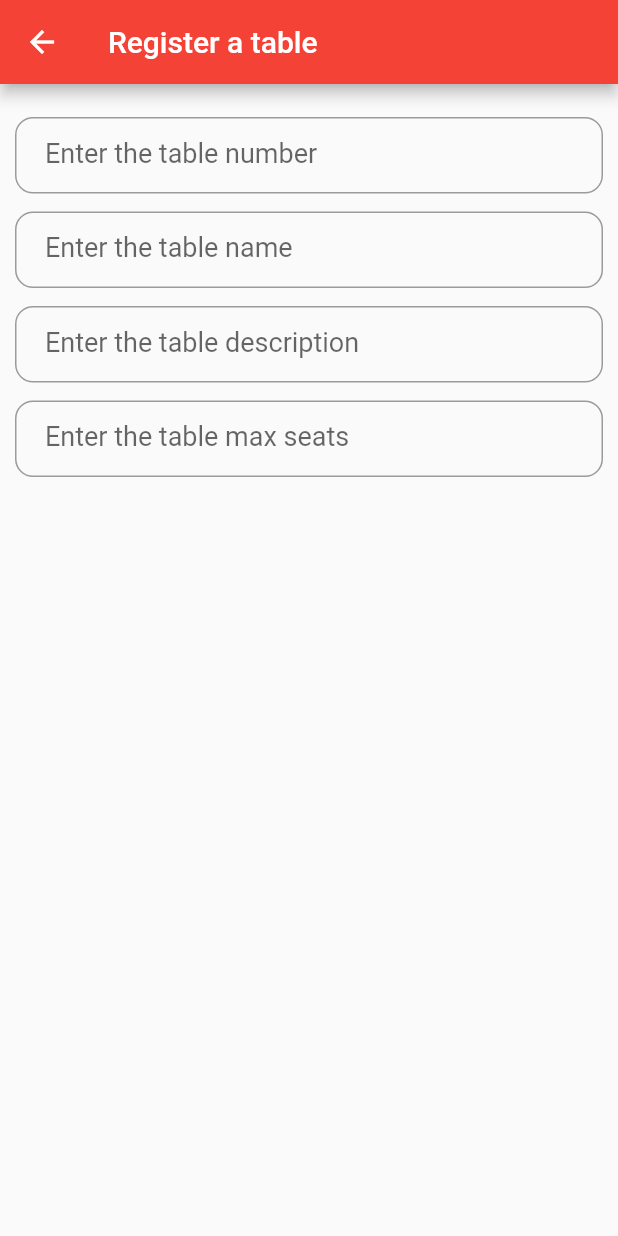
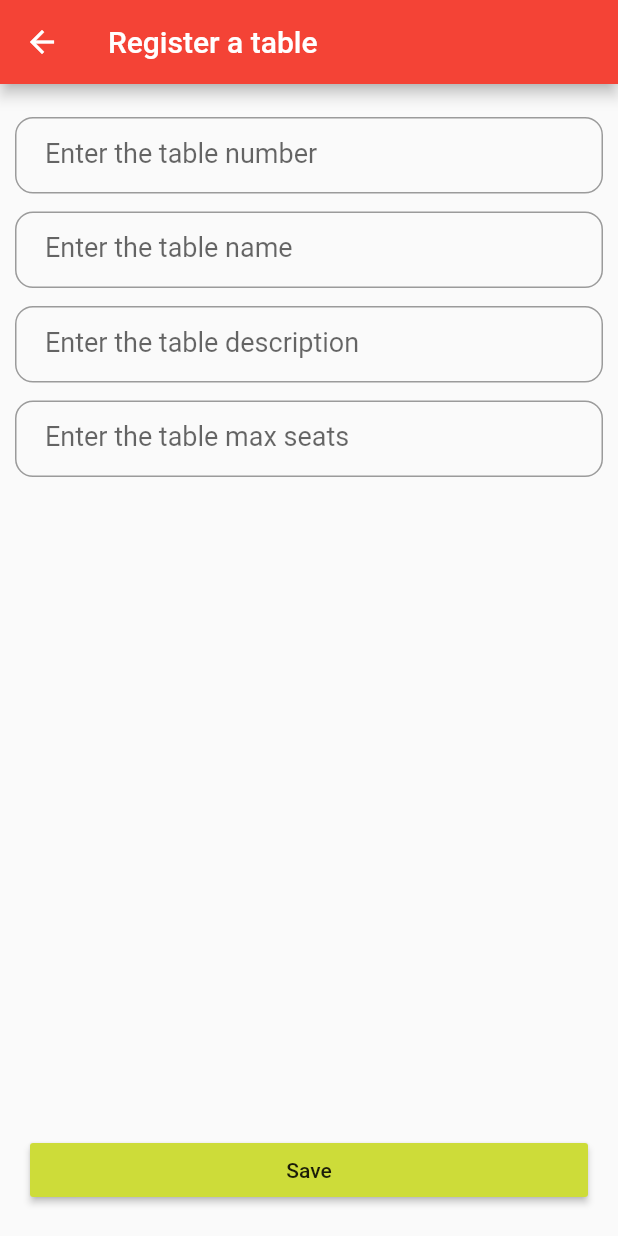
Before and after one commit to cosminstn/hooke-client, a Flutter app: the EditTablePage screen opened by its route, on a phone screen of 412 x 824 dp. Run offline on Flutter 3.47's test engine with Material 2 defaults, Android fonts, the phone set to English and light mode, and no system bars; our stand-ins replace modal_progress_hud.

```diff
--- a/lib/manager_pages/EditTablePage.dart
+++ b/lib/manager_pages/EditTablePage.dart
@@ -124,14 +124,60 @@ class _EditTablePageState extends State<EditTablePage> {
                   OutlineInputBorder(borderRadius: BorderRadius.circular(12))),
         ));
 
-    List<Widget> children = List<Widget>();
+    final saveBtn = Padding(
+        padding: EdgeInsets.all(10),
+        child: MaterialButton(
+          color: Colors.lime,
+          child: Text('Save'),
+          onPressed: () {
+            print('updating table...');
+          },
+        ));
 
-    children.add(numberField);
-    children.add(nameField);
-    children.add(descriptionField);
-    children.add(maxSeatsField);
+    final delBtn = Padding(
+        padding: EdgeInsets.all(10),
+        child: MaterialButton(
+          color: Colors.red,
+          child: Text('Delete'),
+          onPressed: () {
+            showDialog(context: context,
+              builder: (BuildContext context) {
+                return AlertDialog(
+                  title: Text('Are you sure?'),
+                  content: Text('Deleting a table is a permanent operation and cannot be reverted!'),
+                  actions: <Widget>[
+                    MaterialButton(
+                      color: Colors.red,
+                      child: Text('DELETE'),
+                      onPressed: () {
+                        deleteTable(initialValue.id);
+                        Navigator.of(context).pop();
+                      },
+                    ),
+                    MaterialButton(
+                      child: Text('Cancel'),
+                      onPressed: () {
+                        Navigator.of(context).pop();
+                      },
+                    )
+                  ],
+                );
+              }
+            );
+          },
+        ));
+
+    List<Widget> form = List<Widget>();
+
+    form.add(numberField);
+    form.add(nameField);
+    form.add(descriptionField);
+    form.add(maxSeatsField);
 
     String formTitle = 'Register a table';
+
+    List<Widget> actionButtons = List<Widget>();
+    actionButtons.add(Expanded(child: saveBtn));
 
     if (this.mode == FormOperatingModes.UPDATE_OR_DELETE) {
       idController.text = initialValue.id.toString();
@@ -140,14 +186,29 @@ class _EditTablePageState extends State<EditTablePage> {
       descriptionController.text = initialValue.description ?? '';
       maxSeatsController.text = initialValue.maxSeats.toString();
 
-      children.insert(0, idField);
+      form.insert(0, idField);
       formTitle = 'Update table ' + initialValue.number.toString();
+
+      // add the delete button
+      actionButtons.add(Expanded(child: delBtn));
     }
+
+    final col = Column(
+      verticalDirection: VerticalDirection.down,
+      children: <Widget>[
+        Expanded(child: ListView(children: form)),
+        Row(children: actionButtons)
+      ],
+    );
 
     return Scaffold(
         appBar: AppBar(title: Text(formTitle)),
         body: Padding(
             padding: EdgeInsets.all(10),
-            child: Form(key: _formKey, child: ListView(children: children))));
+            child: Form(key: _formKey, child: col)));
+  }
+
+  Future<bool> deleteTable(int tableId) async {
+
   }
 }
--- a/lib/pages/RegisterPage.dart
+++ b/lib/pages/RegisterPage.dart
@@ -264,7 +264,8 @@ class _RegisterPageState extends State<RegisterPage> {
         'Authorization': Constants.AUTH_HEADER_PREFIX + Utils.instance.createAuthToken(username, password)
       },
       body: json.encode(profileData));
-    // print(response.body);
+    print('This is the register response: ');
+    print(response.body);
     return response.statusCode == 200;
   }
 
```
Also changed, not shown: lib/manager_pages/ActiveReservationsPage.dart (+93 -1 lines), lib/models/Reservation.dart (+14 -11 lines).
